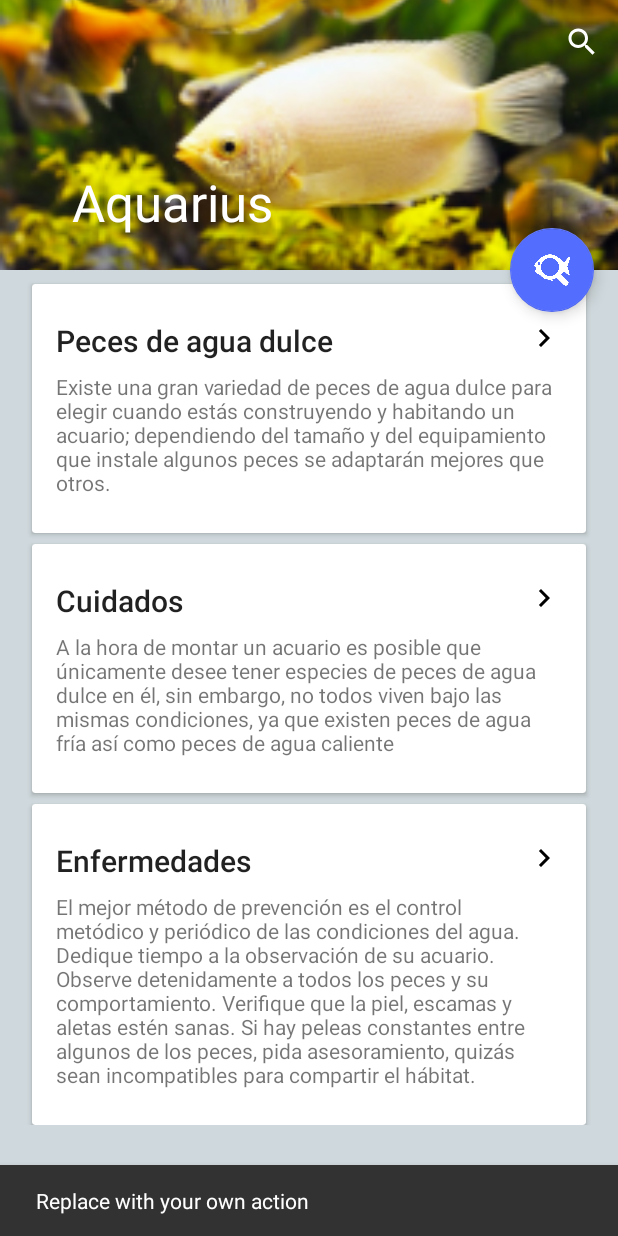
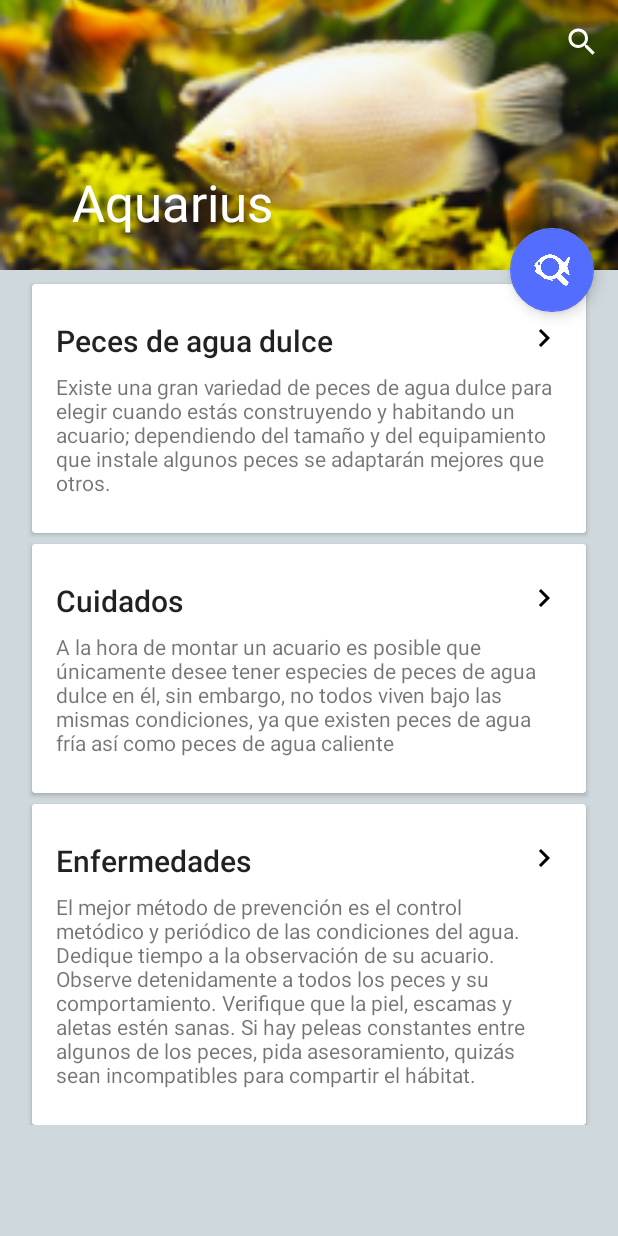
Before and after one commit to artecinnovaciones/Aquarius, an Android app: the DetallesActivity screen opened directly, with no data from a screen before it, after a tap on an icon or button, on a phone screen of 412 x 824 dp. Run offline under Robolectric (Android 15) with nearby library versions, the phone set to English and light mode, and no system bars; 2 statements that could not run were skipped.

```diff
--- a/app/src/main/java/com/artecinnovaciones/aquarius/DetallesActivity.java
+++ b/app/src/main/java/com/artecinnovaciones/aquarius/DetallesActivity.java
@@ -40,8 +40,9 @@ public class DetallesActivity extends AppCompatActivity {
         fab.setOnClickListener(new View.OnClickListener() {
             @Override
             public void onClick(View view) {
-                Snackbar.make(view, "Replace with your own action", Snackbar.LENGTH_LONG)
-                        .setAction("Action", null).show();
+               // Snackbar.make(view, "Replace with your own action", Snackbar.LENGTH_LONG)
+                 //       .setAction("Action", null).show();
+                inflater.inflate(R.menu.menu_detalles, menu);
             }
         });
 
@@ -67,8 +68,9 @@ public class DetallesActivity extends AppCompatActivity {
 
     @Override
     public boolean onCreateOptionsMenu(Menu menu) {
-        MenuInflater inflater = getMenuInflater();
-        inflater.inflate(R.menu.menu_detalles, menu);
+       inflater = getMenuInflater();
+       this.menu=menu;
+      //  inflater.inflate(R.menu.menu_detalles, menu);
 /*
         final MenuItem searchItem = menu.findItem(R.id.action_search);
         final SearchView searchView = (SearchView) MenuItemCompat.getActionView(searchItem);
@@ -95,4 +97,7 @@ public class DetallesActivity extends AppCompatActivity {
 
         return super.onCreateOptionsMenu(menu);
     }
+
+    private MenuInflater inflater;
+    private Menu menu;
 }
```
